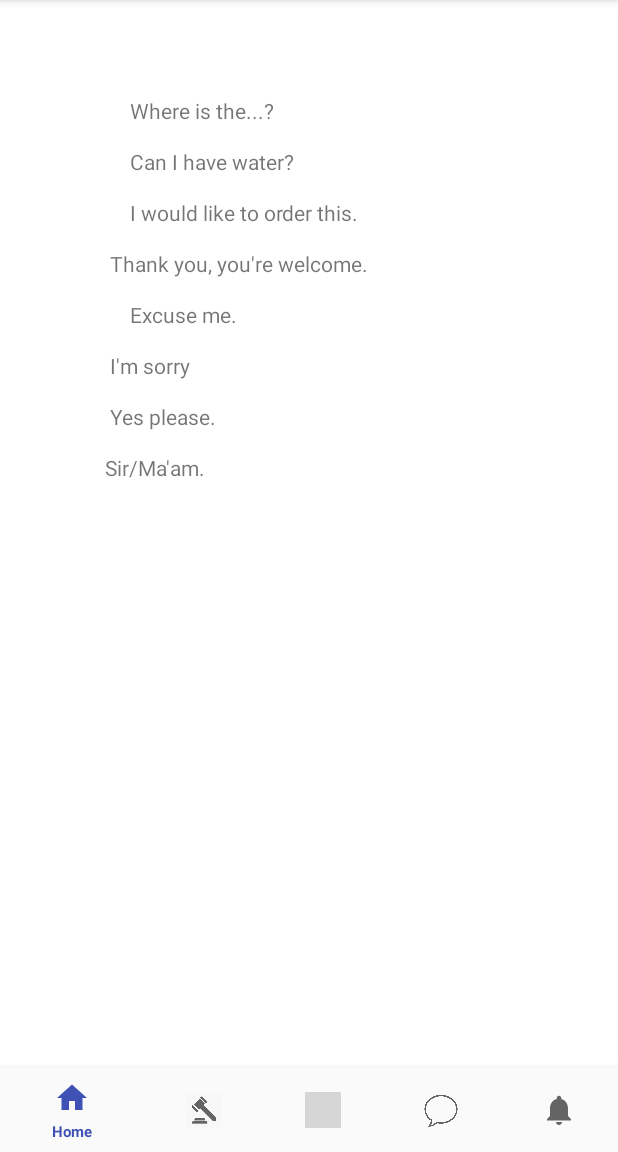
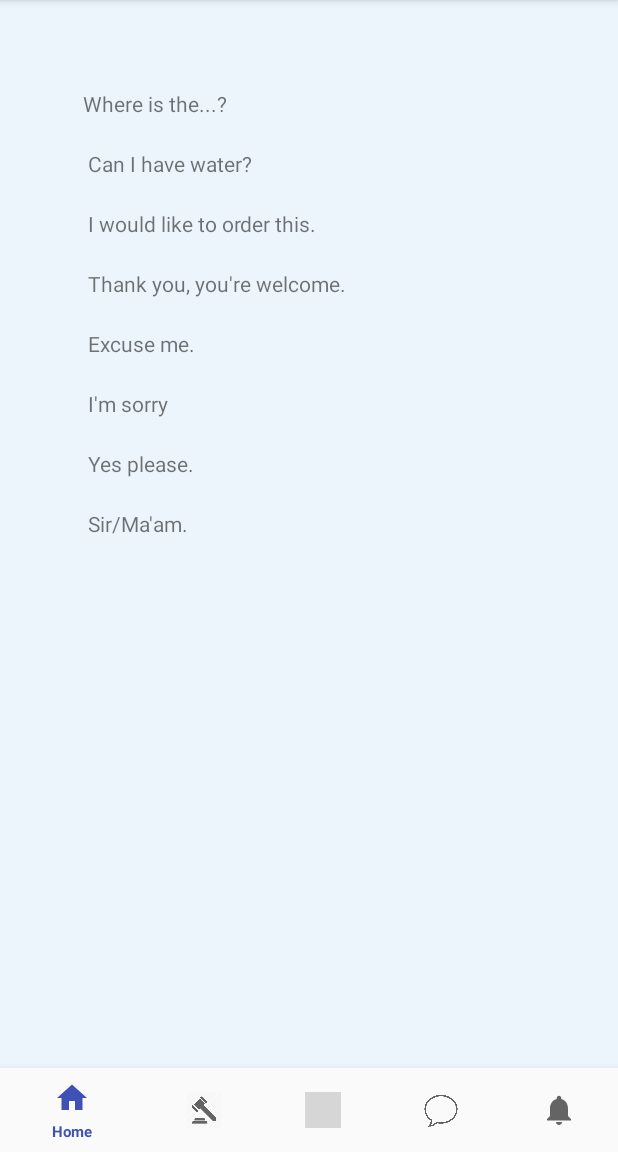
Before and after one commit to zryan2/CultureShock, an Android app: the fragment Phrases placed in its activity, on a phone screen of 412 x 824 dp, the part 84-1236 px from its top. Run offline under Robolectric (Android 15) with nearby library versions, the phone set to English and light mode, and no system bars; grey boxes are pictures that could not be loaded.

Commit message:
edit list in law

```diff
--- a/app/src/main/res/layout/fragment_phrases.xml
+++ b/app/src/main/res/layout/fragment_phrases.xml
@@ -1,19 +1,34 @@
 <FrameLayout xmlns:android="http://schemas.android.com/apk/res/android"
+    xmlns:app="http://schemas.android.com/apk/res-auto"
     xmlns:tools="http://schemas.android.com/tools"
     android:layout_width="match_parent"
     android:layout_height="match_parent"
-    tools:context="com.example.ryan.cultureshock.Phrases"
-    android:background="#ffffff">
+    tools:context="com.example.ryan.cultureshock.Phrases">
+    <!-- TODO: Update blank fragment layout -->
+    <ScrollView
+        android:layout_width="match_parent"
+        android:layout_height="match_parent">
 
-    <!-- TODO: Update blank fragment layout -->
+        <LinearLayout
+            android:layout_width="match_parent"
+            android:layout_height="wrap_content"
+            android:orientation="vertical" >
 
-    <TextView
-        android:layout_width="match_parent"
-        android:layout_height="match_parent"
-        android:layout_alignParentTop="true"
-        android:layout_centerHorizontal="true"
-        android:layout_margin="30dp"
-        android:fontFamily="sans-serif"
-        android:lineSpacingExtra="18sp"
-        android:text="@string/phraseText" />
+            <TextView
+                android:layout_width="match_parent"
+                android:layout_height="match_parent"
+                android:layout_marginStart="55dp"
+                android:layout_marginTop="59dp"
+                android:elevation="1dp"
+                android:fontFamily="sans-serif"
+                android:lineSpacingExtra="24sp"
+                android:text="@string/phraseText" />
+        </LinearLayout>
+    </ScrollView>
+
+    <!--<ImageView-->
+        <!--android:id="@+id/imageView12"-->
+        <!--android:layout_width="wrap_content"-->
+        <!--android:layout_height="wrap_content"-->
+        <!--android:src="@drawable/textbubbles" />-->
 </FrameLayout>
--- a/app/src/main/res/values/strings.xml
+++ b/app/src/main/res/values/strings.xml
@@ -22,14 +22,14 @@
 
     <string name="phraseText">
 
-        \n \t \t \t \t Where is the...?\n
-         \t \t \t \t  Can I have water?\n
-        \t \t \t \t  I would like to order this.\n
-        \t \t \t  Thank you, you're welcome.\n
-        \t \t \t \t Excuse me.\n
-         \t \t \t I'm sorry\n
-         \t \t \t Yes please.\n
-         \t \t \tSir/Ma'am.\n
+        Where is the...?\n
+        Can I have water?\n
+        I would like to order this.\n
+        Thank you, you're welcome.\n
+        Excuse me.\n
+        I'm sorry\n
+        Yes please.\n
+        Sir/Ma'am.\n
 
     </string>
 
```
Also changed, not shown: app/src/main/res/drawable/textbubbles.png.
